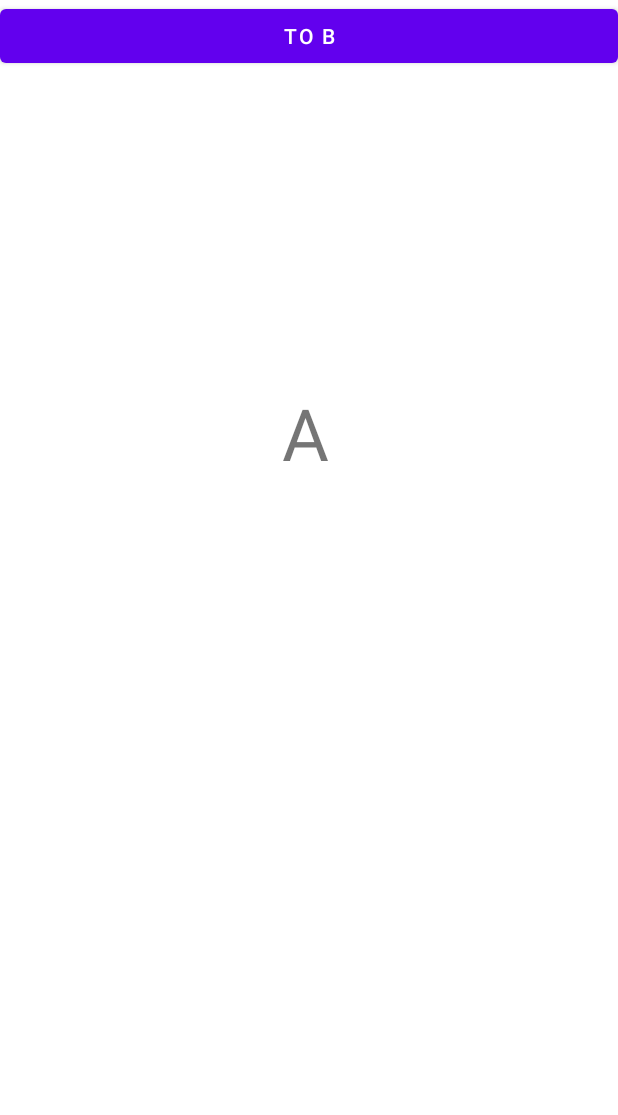
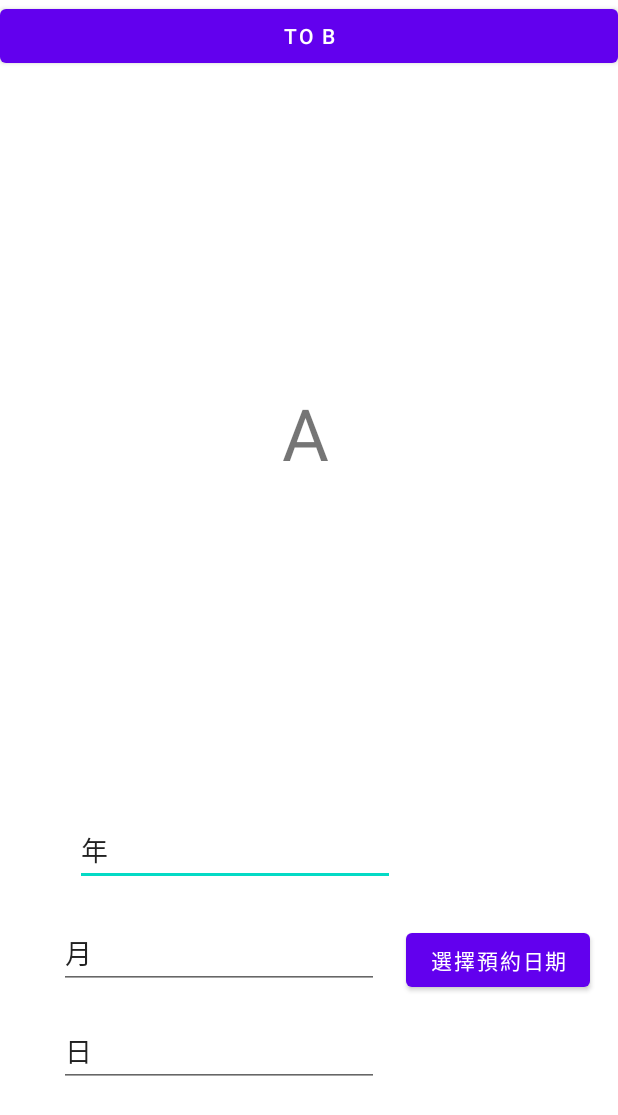
Before and after one commit to miscoder002/NavDemo, an Android app: the layout fragment_a.xml on its own in the app's theme, with its tools: preview values and no code run, on a phone screen of 412 x 824 dp. Shown: the top 1115 px of the screen. Run offline under Robolectric (Android 15) with nearby library versions, the phone set to English and light mode, and no system bars.

Commit message:
加上 DatePickerDialog 示範

```diff
--- a/app/src/main/java/com/example/navdemo/ui/student/AFragment.java
+++ b/app/src/main/java/com/example/navdemo/ui/student/AFragment.java
@@ -1,5 +1,6 @@
 package com.example.navdemo.ui.student;
 
+import android.app.DatePickerDialog;
 import android.os.Bundle;
 
 import androidx.annotation.NonNull;
@@ -11,9 +12,12 @@ import androidx.navigation.Navigation;
 import android.view.LayoutInflater;
 import android.view.View;
 import android.view.ViewGroup;
+import android.widget.DatePicker;
 
 import com.example.navdemo.R;
 import com.example.navdemo.databinding.FragmentABinding;
+
+import java.util.Calendar;
 
 /**
  * A simple {@link Fragment} subclass.
@@ -53,6 +57,25 @@ public class AFragment extends Fragment {
                 navController.navigate(R.id.action_AFragment_to_BFragment);
             }
         });
+        binding.btnSetDate.setOnClickListener(new View.OnClickListener() {
+            @Override
+            public void onClick(View v) {
+                // DatePickerDialog
+                Calendar calendar = Calendar.getInstance(); //取得 Java內建的 日曆物件
+                int y = calendar.YEAR;
+                int m = calendar.MONTH;
+                int d = calendar.DATE;
+                DatePickerDialog dialog = new DatePickerDialog(getActivity(), new DatePickerDialog.OnDateSetListener() {
+                    @Override
+                    public void onDateSet(DatePicker view, int year, int month, int dayOfMonth) {
+                            binding.txtYear.setText( String.valueOf(year) );
+                            binding.txtMonth.setText(String.valueOf(month) );
+                            binding.txtDay.setText(String.valueOf(dayOfMonth) );
+                    }
+                } , y, m, d);
+                dialog.show();
+            }
+        });
         return binding.getRoot();
     }
 
--- a/app/src/main/res/layout/fragment_a.xml
+++ b/app/src/main/res/layout/fragment_a.xml
@@ -28,4 +28,51 @@
         app:layout_constraintStart_toStartOf="parent"
         app:layout_constraintTop_toTopOf="parent" />
 
+    <EditText
+        android:id="@+id/txtYear"
+        android:layout_width="wrap_content"
+        android:layout_height="wrap_content"
+        android:layout_marginStart="50dp"
+        android:layout_marginBottom="233dp"
+        android:ems="10"
+        android:inputType="textPersonName"
+        android:text="年"
+        app:layout_constraintBottom_toBottomOf="parent"
+        app:layout_constraintStart_toStartOf="parent" />
+
+    <EditText
+        android:id="@+id/txtMonth"
+        android:layout_width="wrap_content"
+        android:layout_height="wrap_content"
+        android:layout_marginStart="22dp"
+        android:layout_marginTop="21dp"
+        android:ems="10"
+        android:inputType="textPersonName"
+        android:text="月"
+        app:layout_constraintEnd_toStartOf="@+id/btnSetDate"
+        app:layout_constraintStart_toStartOf="parent"
+        app:layout_constraintTop_toBottomOf="@+id/txtYear" />
+
+    <EditText
+        android:id="@+id/txtDay"
+        android:layout_width="wrap_content"
+        android:layout_height="wrap_content"
+        android:layout_marginTop="18dp"
+        android:ems="10"
+        android:inputType="textPersonName"
+        android:text="日"
+        app:layout_constraintStart_toStartOf="@+id/txtMonth"
+        app:layout_constraintTop_toBottomOf="@+id/txtMonth" />
+
+    <Button
+        android:id="@+id/btnSetDate"
+        android:layout_width="wrap_content"
+        android:layout_height="wrap_content"
+        android:layout_marginTop="4dp"
+        android:layout_marginEnd="1dp"
+        android:text="選擇預約日期"
+        app:layout_constraintEnd_toEndOf="parent"
+        app:layout_constraintStart_toEndOf="@+id/txtMonth"
+        app:layout_constraintTop_toTopOf="@+id/txtMonth" />
+
 </androidx.constraintlayout.widget.ConstraintLayout>
```
